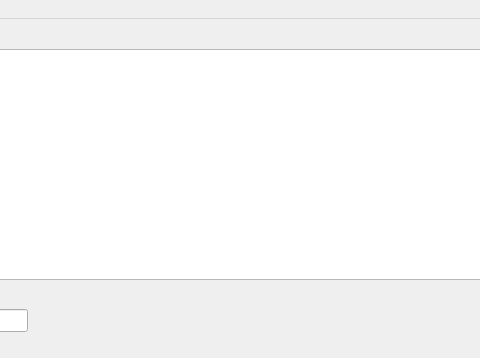
Before: the Qt Designer form BCMModified/problemwindow.ui in Averios/BCMModified, drawn with Qt 5; both pictures show x 120 to 600 and y 0 to 358 of the 753 by 358 pixel window.
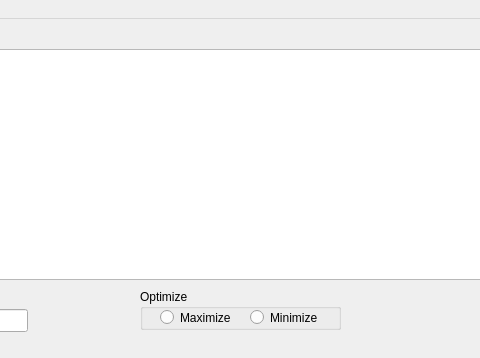
After: the same form once the commit is applied.

Diff of the .ui file:
```diff
--- a/BCMModified/problemwindow.ui
+++ b/BCMModified/problemwindow.ui
@@ -63,6 +63,45 @@
      </rect>
     </property>
    </widget>
+   <widget class="QRadioButton" name="option1">
+    <property name="geometry">
+     <rect>
+      <x>280</x>
+      <y>290</y>
+      <width>82</width>
+      <height>17</height>
+     </rect>
+    </property>
+    <property name="text">
+     <string>Maximize</string>
+    </property>
+   </widget>
+   <widget class="QRadioButton" name="option2">
+    <property name="geometry">
+     <rect>
+      <x>370</x>
+      <y>290</y>
+      <width>82</width>
+      <height>17</height>
+     </rect>
+    </property>
+    <property name="text">
+     <string>Minimize</string>
+    </property>
+   </widget>
+   <widget class="QGroupBox" name="groupBox">
+    <property name="geometry">
+     <rect>
+      <x>260</x>
+      <y>270</y>
+      <width>201</width>
+      <height>41</height>
+     </rect>
+    </property>
+    <property name="title">
+     <string>Optimize</string>
+    </property>
+   </widget>
   </widget>
   <widget class="QMenuBar" name="menubar">
    <property name="geometry">
```
